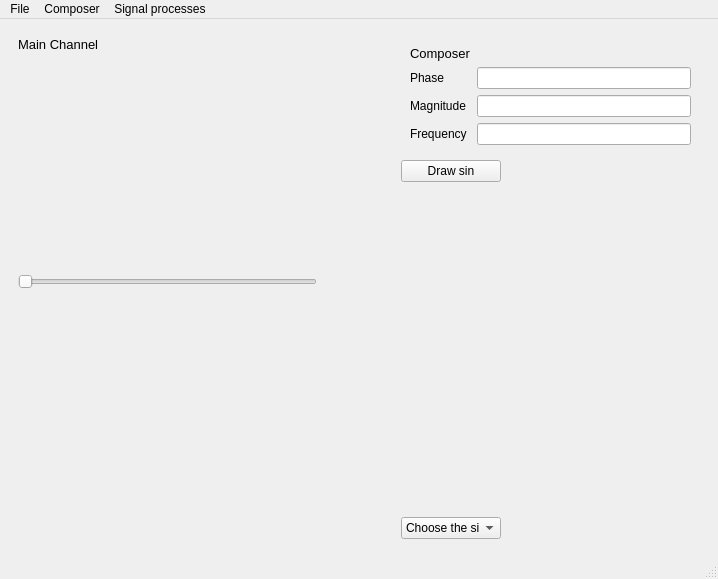
Qt form Task2_GUI.ui (Haidy-sayed/Task_2_DSP) before a commit.
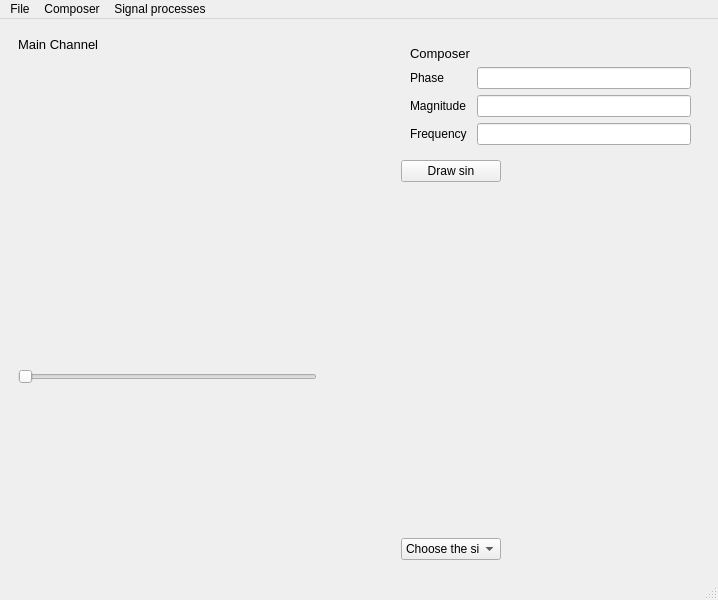
The same form after that commit.

```diff
--- a/Task2_GUI.ui
+++ b/Task2_GUI.ui
@@ -7,7 +7,7 @@
     <x>0</x>
     <y>0</y>
     <width>718</width>
-    <height>579</height>
+    <height>600</height>
    </rect>
   </property>
   <property name="windowTitle">
@@ -44,9 +44,15 @@
        </item>
        <item>
         <widget class="QWidget" name="mainChannel" native="true">
-         <property name="maximumSize">
+         <property name="minimumSize">
           <size>
            <width>0</width>
+           <height>300</height>
+          </size>
+         </property>
+         <property name="maximumSize">
+          <size>
+           <width>16777215</width>
            <height>16777215</height>
           </size>
          </property>
@@ -120,6 +126,12 @@
            <verstretch>0</verstretch>
           </sizepolicy>
          </property>
+         <property name="maximumSize">
+          <size>
+           <width>16777215</width>
+           <height>200</height>
+          </size>
+         </property>
         </widget>
        </item>
       </layout>
```
Left out of the diff: 6 changed lines with no effect on the pictures.
